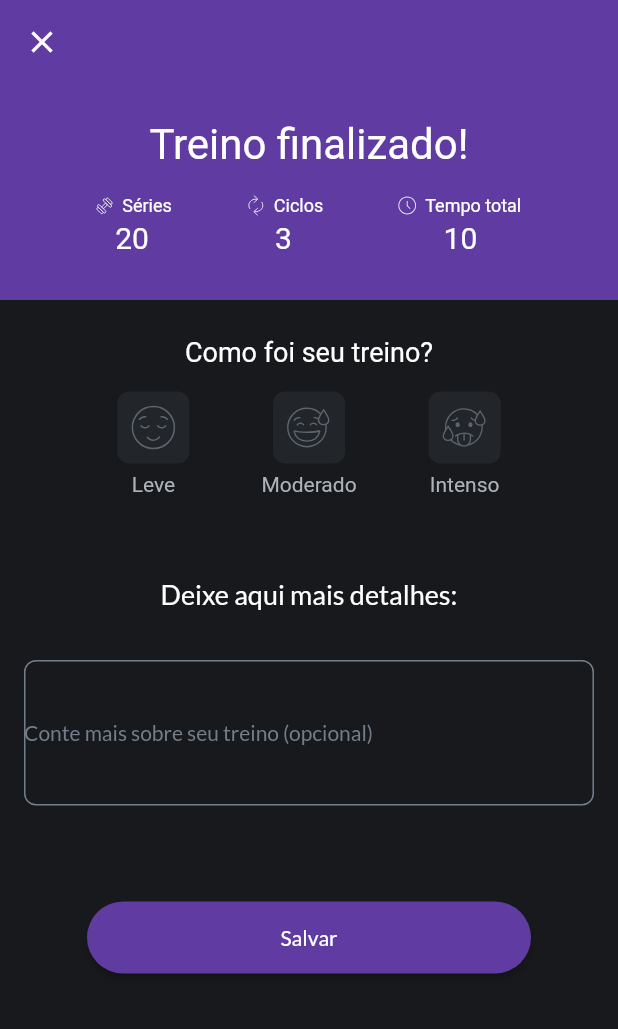
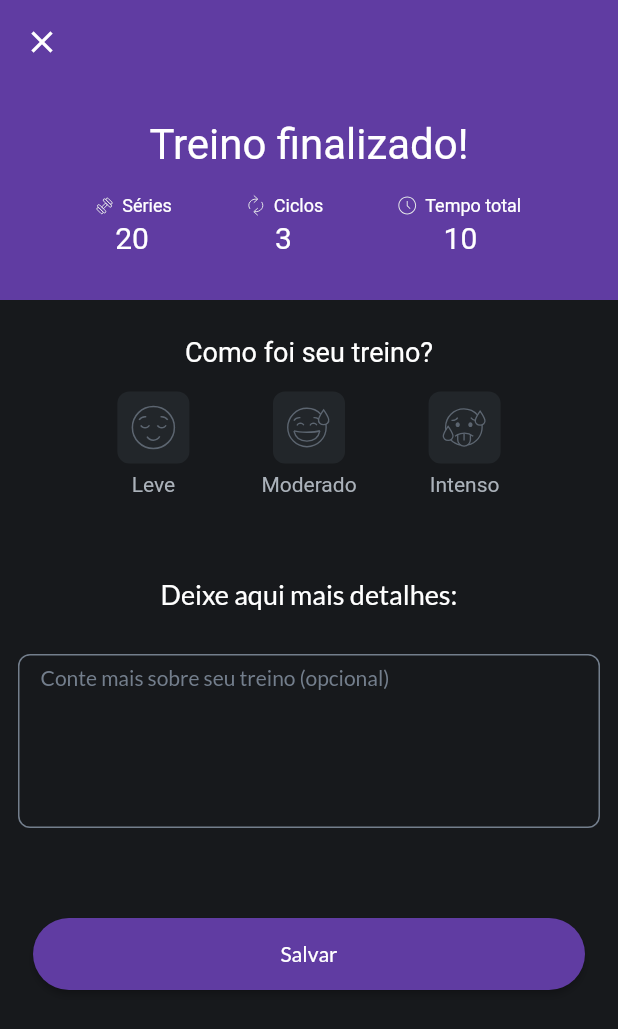
Before and after one commit to abnerescocio/flutter_app_hackaton, a Flutter app: the FinishedTrainingScreen screen opened by its route, on a phone screen of 412 x 824 dp. Shown: the top 1029 px of the screen. Run offline on Flutter 3.47's test engine with Material 2 defaults, Android fonts, the phone set to English and light mode, and no system bars; our stand-ins replace bloc, cloud_firestore, firebase_core, flutter_bloc, flutter_svg, flutter_svg_provider and 2 more; accounts and stored records are empty; generated files the repository leaves out were written again; Roboto replaces fonts that are missing (Lato-Black).

```diff
--- /dev/null
+++ b/lib/src/components/bigger_base_button.dart
@@ -0,0 +1,88 @@
+import 'package:flutter/material.dart';
+import 'package:flutter_app_hackaton/src/themes/custom_colors.dart';
+
+class BiggerBaseButton extends StatelessWidget {
+  const BiggerBaseButton({
+    Key? key,
+    required this.text,
+    required this.onPressed,
+  }) : super(key: key);
+
+  final String text;
+  final Function() onPressed;
+
+  @override
+  Widget build(BuildContext context) {
+    return Center(
+      child: Column(
+        mainAxisSize: MainAxisSize.min,
+        children: <Widget>[
+          SizedBox(
+            height: 48,
+            width: 368,
+            child: ElevatedButton(
+              style: ElevatedButton.styleFrom(
+                primary: CustomColors.primaryPurpleDark,
+                shape: const RoundedRectangleBorder(
+                  borderRadius: BorderRadius.all(
+                    Radius.circular(50),
+                  ),
+                ),
+              ),
+              onPressed: onPressed,
+              child: Text(
+                text,
+                style: const TextStyle(
+                  fontFamily: 'Lato',
+                ),
+              ),
+            ),
+          ),
+        ],
+      ),
+    );
+  }
+}
+
+class BaseTextButton extends StatelessWidget {
+  const BaseTextButton({
+    Key? key,
+    required this.text,
+    required this.onPressed,
+  }) : super(key: key);
+
+  final String text;
+  final Function() onPressed;
+
+  @override
+  Widget build(BuildContext context) {
+    return Center(
+      child: Column(
+        mainAxisSize: MainAxisSize.min,
+        children: <Widget>[
+          SizedBox(
+            height: 48,
+            width: 296,
+            child: TextButton(
+              style: TextButton.styleFrom(
+                primary: CustomColors.primaryPurpleDark,
+                shape: const RoundedRectangleBorder(
+                  borderRadius: BorderRadius.all(
+                    Radius.circular(50),
+                  ),
+                ),
+              ),
+              onPressed: onPressed,
+              child: Text(
+                text,
+                style: const TextStyle(
+                  fontFamily: 'Lato',
+                ),
+              ),
+            ),
+          ),
+        ],
+      ),
+    );
+  }
+}
--- a/lib/src/finished_training/finished_training.dart
+++ b/lib/src/finished_training/finished_training.dart
@@ -9,6 +9,7 @@ import 'package:flutter_bloc/flutter_bloc.dart';
 import '../blocs/app_states.dart';
 import '../commons/vertical_list_widget.dart';
 import '../components/base_button.dart';
+import '../components/bigger_base_button.dart';
 import '../configuration_screen/configuration_view.dart';
 import '../models/user.dart';
 import '../pre_training/pre_training.dart';
@@ -189,26 +190,27 @@ class _FinishedTrainingScreenState extends State<FinishedTrainingScreen> {
                   const SizedBox(
                     height: 17,
                   ),
-                  Padding(
-                    padding: const EdgeInsets.symmetric(
-                      horizontal: 16,
-                      vertical: 16,
-                    ),
-                    child: TextField(
+                  Container(
+                    padding: EdgeInsets.all(12),
+                    child: Column(
+                      children: <Widget>[
+                        TextField(
                           onChanged: (text) {
                             setState(() {
                               _comment = text;
                             });
                           },
+                          keyboardType: TextInputType.text,
+                          textInputAction: TextInputAction.done,
+                          maxLines: 6,
                           style: const TextStyle(
                             fontFamily: 'Lato',
                             fontSize: 14,
                             color: CustomColors.neutralColor20,
                           ),
                           decoration: InputDecoration(
-                        isDense: true,
                             contentPadding:
-                        const EdgeInsets.symmetric(vertical: 40.0),
+                            const EdgeInsets.symmetric(vertical: 7, horizontal: 15),
                             fillColor: CustomColors.neutralColor20,
                             hintStyle: const TextStyle(
                               fontFamily: 'Lato',
@@ -223,11 +225,13 @@ class _FinishedTrainingScreenState extends State<FinishedTrainingScreen> {
                             hintText: 'Conte mais sobre seu treino (opcional)',
                           ),
                         ),
+                      ],
+                    ),
                   ),
                   const SizedBox(
                     height: 48,
                   ),
-                  BaseButton(
+                  BiggerBaseButton(
                     text: "Salvar",
                     onPressed: () {
                       goToConfiguration(context);
```
Lines whose indentation alone changed are shown as unchanged.
